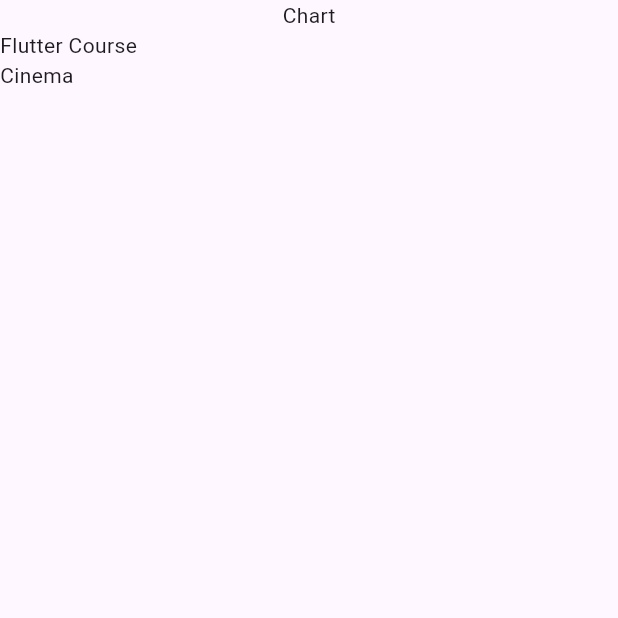
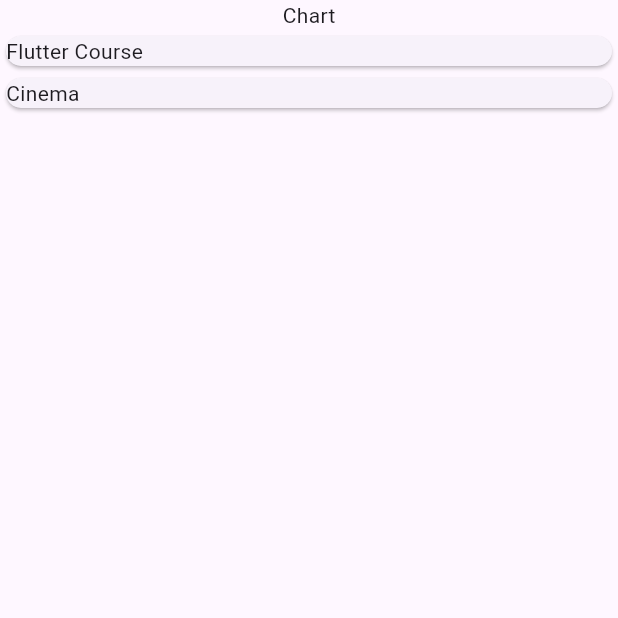
Before and after one commit to kotomoto/expenses-app, a Flutter app: the screen it shows after launch, on a phone screen of 412 x 824 dp, the top half of it. Run offline on Flutter 3.47's test engine with Material 3 defaults, Android fonts, the phone set to English and light mode, and no system bars.

Commit message:
Reorganize files and add basic Card view

```diff
--- a/lib/main.dart
+++ b/lib/main.dart
@@ -1,6 +1,6 @@
 import 'package:flutter/material.dart';
 
-import 'package:expense_tracker/expenses.dart';
+import 'package:expense_tracker/widgets/expenses.dart';
 
 void main() {
   runApp(
--- a/lib/expenses.dart
+++ b/lib/widgets/expenses.dart
@@ -1,6 +1,5 @@
-import 'package:expense_tracker/expenses_list.dart';
 import 'package:expense_tracker/models/expense.dart';
-import 'package:flutter/cupertino.dart';
+import 'package:expense_tracker/widgets/expenses_list/expenses_list.dart';
 import 'package:flutter/material.dart';
 
 class Expenses extends StatefulWidget {
--- /dev/null
+++ b/lib/widgets/expenses_list/expense_item.dart
@@ -0,0 +1,15 @@
+import 'package:expense_tracker/models/expense.dart';
+import 'package:flutter/material.dart';
+
+class ExpenseItem extends StatelessWidget {
+  const ExpenseItem(this.expense, {super.key});
+
+  final Expense expense;
+
+  @override
+  Widget build(BuildContext context) {
+    return Card(
+      child: Text(expense.title),
+    );
+  }
+}
--- a/lib/expenses_list.dart
+++ b/lib/widgets/expenses_list/expenses_list.dart
@@ -1,4 +1,5 @@
 import 'package:expense_tracker/models/expense.dart';
+import 'package:expense_tracker/widgets/expenses_list/expense_item.dart';
 import 'package:flutter/material.dart';
 
 class ExpensesList extends StatelessWidget {
@@ -13,7 +14,7 @@ class ExpensesList extends StatelessWidget {
   Widget build(BuildContext context) {
     return ListView.builder(
       itemCount: expenses.length,
-      itemBuilder: (ctx, index) => Text(expenses[index].title),
+      itemBuilder: (ctx, index) => ExpenseItem(expenses[index]),
     );
   }
 }
```
